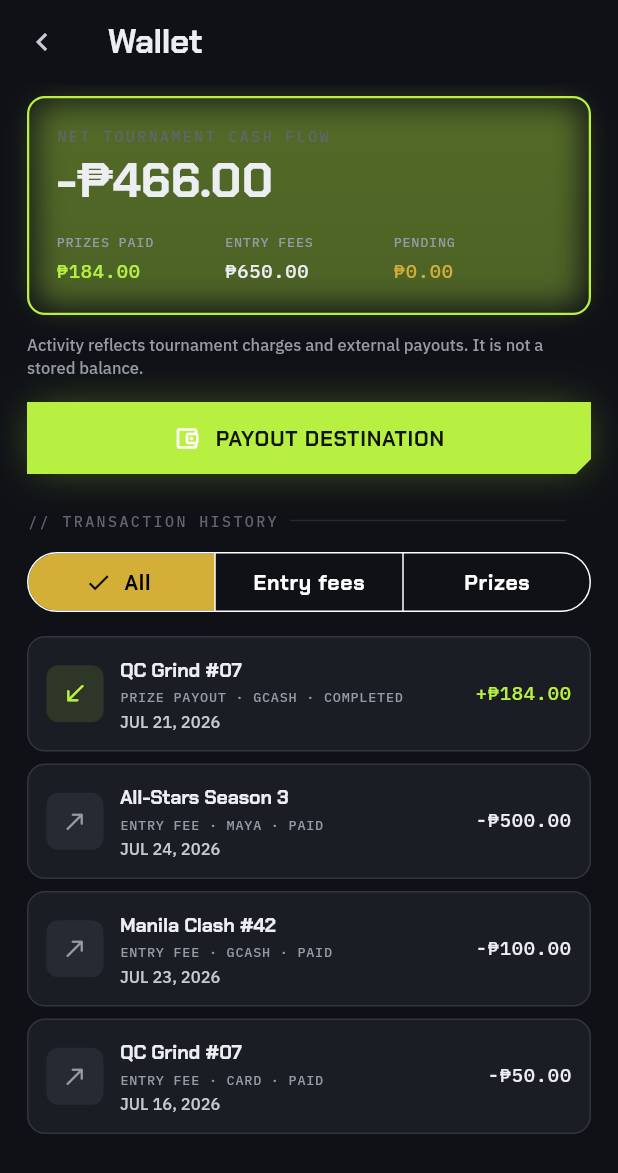
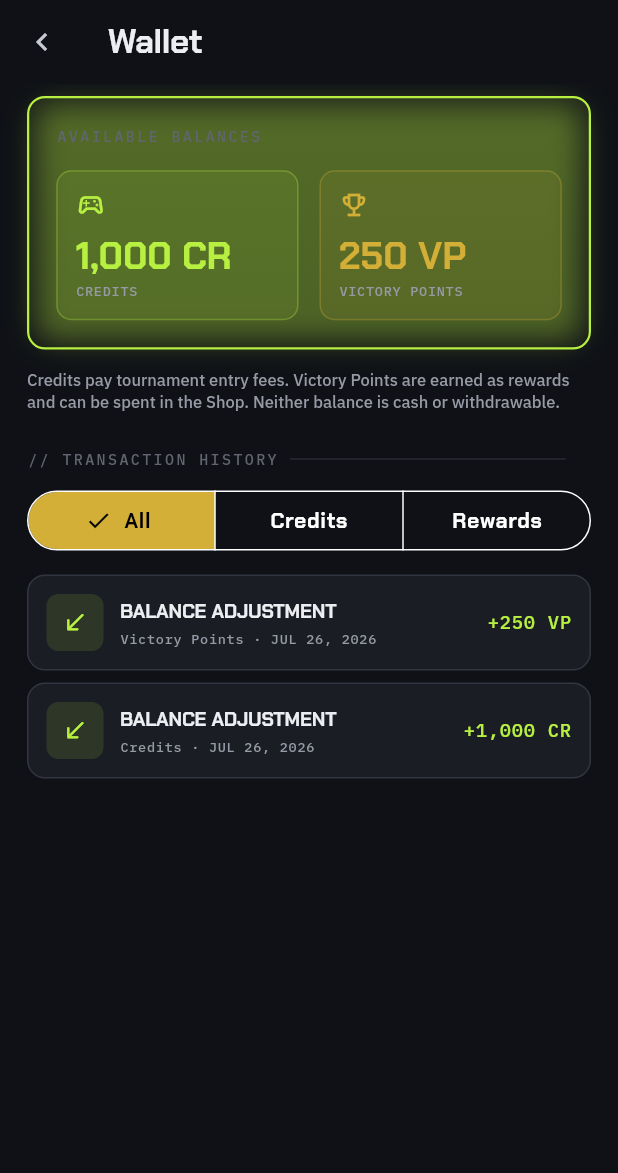
Before and after one commit to JSON-FX/labaan, a Flutter app: the WalletScreen screen opened by its route, on a phone screen of 412 x 824 dp. Shown: the top 1173 px of the screen. Run offline on Flutter 3.47's test engine with Material 3 defaults, Android fonts, the phone set to English and light mode, and no system bars; our stand-ins replace app_links, firebase_auth, firebase_core, firebase_messaging, flutter_riverpod, go_router and 5 more; accounts and stored records are empty; project files that could hold a hidden picture were left out.

Commit message:
feat(wallet): show Credits and Victory Points

```diff
--- a/lib/core/data/mock_repos.dart
+++ b/lib/core/data/mock_repos.dart
@@ -546,54 +546,47 @@ class MockSettingsRepo implements SettingsRepo {
 
 class MockWalletRepo implements WalletRepo {
   @override
-  Future<LbWallet> currentWallet({int limit = 50}) => _delay(
+  Future<LbWallet> currentWallet({int limit = 50, LbWalletCursor? before}) =>
+      _delay(
         LbWallet(
-      totalPrizeCentavos: 18400,
-      totalEntryFeeCentavos: 65000,
-      netCashFlowCentavos: -46600,
-      pendingPrizeCentavos: 0,
+          version: 2,
+          balances: const [
+            LbWalletBalance(
+              currency: LbWalletCurrency.entryCredit,
+              displayName: 'Credits',
+              symbol: 'CR',
+              balance: 1000,
+            ),
+            LbWalletBalance(
+              currency: LbWalletCurrency.rewardPoint,
+              displayName: 'Victory Points',
+              symbol: 'VP',
+              balance: 250,
+            ),
+          ],
           transactions: [
             LbWalletTransaction(
-          id: 'wallet_prize_1',
-          kind: LbWalletTransactionKind.prize,
-          tournamentId: 't_qc7',
-          tournamentTitle: 'QC Grind #07',
-          amountCentavos: 18400,
-          method: 'gcash',
-          status: 'completed',
-          occurredAt: LbFixtures.now.subtract(const Duration(days: 5)),
+              entryId: 'wallet_entry_reward_seed',
+              id: 'wallet_reward_seed',
+              kind: LbWalletTransactionKind.adminAdjustment,
+              currency: LbWalletCurrency.rewardPoint,
+              amount: 250,
+              occurredAt: LbFixtures.now.subtract(const Duration(minutes: 1)),
+              referenceType: 'profile',
+              referenceId: LbFixtures.me.id,
             ),
             LbWalletTransaction(
-          id: 'wallet_fee_2',
-          kind: LbWalletTransactionKind.entryFee,
-          tournamentId: 't_allstars',
-          tournamentTitle: 'All-Stars Season 3',
-          amountCentavos: -50000,
-          method: 'maya',
-          status: 'paid',
-          occurredAt: LbFixtures.now.subtract(const Duration(days: 2)),
-        ),
-        LbWalletTransaction(
-          id: 'wallet_fee_1',
-          kind: LbWalletTransactionKind.entryFee,
-          tournamentId: 't_manila',
-          tournamentTitle: 'Manila Clash #42',
-          amountCentavos: -10000,
-          method: 'gcash',
-          status: 'paid',
-          occurredAt: LbFixtures.now.subtract(const Duration(days: 3)),
-        ),
-        LbWalletTransaction(
-          id: 'wallet_fee_3',
-          kind: LbWalletTransactionKind.entryFee,
-          tournamentId: 't_qc7',
-          tournamentTitle: 'QC Grind #07',
-          amountCentavos: -5000,
-          method: 'card',
-          status: 'paid',
-          occurredAt: LbFixtures.now.subtract(const Duration(days: 10)),
+              entryId: 'wallet_entry_credit_seed',
+              id: 'wallet_credit_seed',
+              kind: LbWalletTransactionKind.adminAdjustment,
+              currency: LbWalletCurrency.entryCredit,
+              amount: 1000,
+              occurredAt: LbFixtures.now.subtract(const Duration(minutes: 2)),
+              referenceType: 'profile',
+              referenceId: LbFixtures.me.id,
             ),
           ].take(limit).toList(),
+          nextCursor: null,
         ),
       );
 }
--- a/lib/core/data/models.dart
+++ b/lib/core/data/models.dart
@@ -442,50 +442,95 @@ class LbAccountDeletionRequest {
       status == LbAccountDeletionStatus.underReview;
 }
 
-enum LbWalletTransactionKind { entryFee, prize, refund }
+enum LbWalletCurrency { entryCredit, rewardPoint }
+
+enum LbWalletTransactionKind {
+  topup,
+  entryFee,
+  entryRefund,
+  providerReversal,
+  rewardAllocation,
+  rewardGrant,
+  shopPurchase,
+  shopRefund,
+  adminAdjustment,
+}
+
+@immutable
+class LbWalletBalance {
+  const LbWalletBalance({
+    required this.currency,
+    required this.displayName,
+    required this.symbol,
+    required this.balance,
+  });
+
+  final LbWalletCurrency currency;
+  final String displayName;
+  final String symbol;
+  final int balance;
+}
+
+@immutable
+class LbWalletCursor {
+  const LbWalletCursor({required this.createdAt, required this.entryId});
+
+  final DateTime createdAt;
+  final String entryId;
+}
 
 @immutable
 class LbWalletTransaction {
   const LbWalletTransaction({
+    required this.entryId,
     required this.id,
     required this.kind,
-    required this.tournamentId,
-    required this.tournamentTitle,
-    required this.amountCentavos,
-    required this.method,
-    required this.status,
+    required this.currency,
+    required this.amount,
     required this.occurredAt,
+    this.referenceType,
+    this.referenceId,
   });
 
+  final String entryId;
   final String id;
   final LbWalletTransactionKind kind;
-  final String tournamentId;
-  final String tournamentTitle;
+  final LbWalletCurrency currency;
 
-  /// Signed cash movement. Entry fees are negative; prizes/refunds positive.
-  final int amountCentavos;
-  final String method;
-  final String status;
+  /// Signed wallet-unit movement from the player's perspective.
+  final int amount;
   final DateTime occurredAt;
+  final String? referenceType;
+  final String? referenceId;
 
-  bool get isIncoming => amountCentavos > 0;
+  bool get isIncoming => amount > 0;
 }
 
 @immutable
 class LbWallet {
   const LbWallet({
-    required this.totalPrizeCentavos,
-    required this.totalEntryFeeCentavos,
-    required this.netCashFlowCentavos,
-    required this.pendingPrizeCentavos,
+    required this.version,
+    required this.balances,
     required this.transactions,
+    this.nextCursor,
   });
 
-  final int totalPrizeCentavos;
-  final int totalEntryFeeCentavos;
-  final int netCashFlowCentavos;
-  final int pendingPrizeCentavos;
+  final int version;
+  final List<LbWalletBalance> balances;
   final List<LbWalletTransaction> transactions;
+  final LbWalletCursor? nextCursor;
+
+  LbWalletBalance balanceFor(LbWalletCurrency currency) => balances.firstWhere(
+    (balance) => balance.currency == currency,
+    orElse: () => LbWalletBalance(
+      currency: currency,
+      displayName: currency == LbWalletCurrency.entryCredit
+          ? 'Credits'
+          : 'Victory Points',
+      symbol: currency == LbWalletCurrency.entryCredit ? 'CR' : 'VP',
+      balance: 0,
+    ),
+  );
 }
 
 @immutable
--- a/lib/core/data/repos.dart
+++ b/lib/core/data/repos.dart
@@ -211,10 +211,9 @@ abstract class SettingsRepo {
   Future<LbAccountDeletionRequest> cancelAccountDeletion();
 }
 
-/// Player-owned financial activity. This is a transaction ledger, not a
-/// stored-value wallet balance.
+/// Player-owned, non-cashable wallet balances and append-only activity.
 abstract class WalletRepo {
-  Future<LbWallet> currentWallet({int limit = 50});
+  Future<LbWallet> currentWallet({int limit = 50, LbWalletCursor? before});
 }
 
 /// Team management — create, invite, roster, leave.
--- a/lib/features/system/wallet_screen.dart
+++ b/lib/features/system/wallet_screen.dart
@@ -4,14 +4,12 @@ import 'package:go_router/go_router.dart';
 
 import '../../core/data/models.dart';
 import '../../core/data/providers.dart';
-import '../../core/domain/tournament_tier.dart';
 import '../../core/theme/colors.dart';
 import '../../core/theme/typography.dart';
 import '../../core/widgets/lb_card.dart';
 import '../../core/widgets/section_label.dart';
-import '../../core/widgets/slant_button.dart';
 
-enum _WalletFilter { all, entryFees, prizes }
+enum _WalletFilter { all, credits, rewards }
 
 class WalletScreen extends ConsumerStatefulWidget {
   const WalletScreen({super.key});
@@ -96,28 +94,21 @@ class _WalletBody extends StatelessWidget {
     final visible = wallet.transactions.where((transaction) {
       return switch (filter) {
         _WalletFilter.all => true,
-        _WalletFilter.entryFees =>
-          transaction.kind == LbWalletTransactionKind.entryFee ||
-              transaction.kind == LbWalletTransactionKind.refund,
-        _WalletFilter.prizes =>
-          transaction.kind == LbWalletTransactionKind.prize,
+        _WalletFilter.credits =>
+          transaction.currency == LbWalletCurrency.entryCredit,
+        _WalletFilter.rewards =>
+          transaction.currency == LbWalletCurrency.rewardPoint,
       };
     }).toList();
 
     return ListView(
       padding: const EdgeInsets.fromLTRB(18, 8, 18, 32),
       children: [
-        _CashFlowCard(wallet: wallet),
+        _BalancesCard(wallet: wallet),
         const SizedBox(height: 12),
         Text(
-          'Activity reflects tournament charges and external payouts. It is not a stored balance.',
+          'Credits pay tournament entry fees. Victory Points are earned as rewards and can be spent in the Shop. Neither balance is cash or withdrawable.',
           style: LbType.bodyXs.copyWith(color: LbColors.textMuted),
-        ),
-        const SizedBox(height: 16),
-        SlantButton(
-          label: 'Payout destination',
-          leading: const Icon(Icons.account_balance_wallet_outlined, size: 18),
-          onPressed: () => context.push('/settings/payout'),
         ),
         const SizedBox(height: 24),
         const SectionLabel('Transaction history'),
@@ -125,11 +116,8 @@ class _WalletBody extends StatelessWidget {
         SegmentedButton<_WalletFilter>(
           segments: const [
             ButtonSegment(value: _WalletFilter.all, label: Text('All')),
-            ButtonSegment(
-              value: _WalletFilter.entryFees,
-              label: Text('Entry fees'),
-            ),
-            ButtonSegment(value: _WalletFilter.prizes, label: Text('Prizes')),
+            ButtonSegment(value: _WalletFilter.credits, label: Text('Credits')),
+            ButtonSegment(value: _WalletFilter.rewards, label: Text('Rewards')),
           ],
           selected: {filter},
           onSelectionChanged: (selection) => onFilter(selection.first),
@@ -154,49 +142,37 @@ class _WalletBody extends StatelessWidget {
   }
 }
 
-class _CashFlowCard extends StatelessWidget {
-  const _CashFlowCard({required this.wallet});
+class _BalancesCard extends StatelessWidget {
+  const _BalancesCard({required this.wallet});
+
   final LbWallet wallet;
 
   @override
   Widget build(BuildContext context) {
-    final net = wallet.netCashFlowCentavos;
+    final credits = wallet.balanceFor(LbWalletCurrency.entryCredit);
+    final rewards = wallet.balanceFor(LbWalletCurrency.rewardPoint);
     return LbCard(
       highlighted: true,
       padding: const EdgeInsets.all(18),
       child: Column(
         crossAxisAlignment: CrossAxisAlignment.start,
         children: [
-          Text('NET TOURNAMENT CASH FLOW', style: LbType.sectionLabel),
-          const SizedBox(height: 7),
-          Text(
-            _signedPeso(net),
-            key: const Key('wallet-net-cash-flow'),
-            style: LbType.rankNumeral(
-              32,
-              color: net >= 0 ? LbColors.lime : LbColors.textPrimary,
-            ),
-          ),
-          const SizedBox(height: 18),
+          Text('AVAILABLE BALANCES', style: LbType.sectionLabel),
+          const SizedBox(height: 16),
           Row(
             children: [
               Expanded(
-                child: _SummaryValue(
-                  label: 'PRIZES PAID',
-                  centavos: wallet.totalPrizeCentavos,
+                child: _BalanceValue(
+                  balance: credits,
+                  icon: Icons.sports_esports_outlined,
                   color: LbColors.lime,
                 ),
               ),
+              const SizedBox(width: 14),
               Expanded(
-                child: _SummaryValue(
-                  label: 'ENTRY FEES',
-                  centavos: wallet.totalEntryFeeCentavos,
-                ),
-              ),
-              Expanded(
-                child: _SummaryValue(
-                  label: 'PENDING',
-                  centavos: wallet.pendingPrizeCentavos,
+                child: _BalanceValue(
+                  balance: rewards,
+                  icon: Icons.emoji_events_outlined,
                   color: LbColors.gold,
                 ),
               ),
@@ -208,42 +184,67 @@ class _CashFlowCard extends StatelessWidget {
   }
 }
 
-class _SummaryValue extends StatelessWidget {
-  const _SummaryValue({
-    required this.label,
-    required this.centavos,
-    this.color,
+class _BalanceValue extends StatelessWidget {
+  const _BalanceValue({
+    required this.balance,
+    required this.icon,
+    required this.color,
   });
-  final String label;
-  final int centavos;
-  final Color? color;
+
+  final LbWalletBalance balance;
+  final IconData icon;
+  final Color color;
 
   @override
-  Widget build(BuildContext context) => Column(
-    crossAxisAlignment: CrossAxisAlignment.start,
-    children: [
-      Text(label, style: LbType.metaSm),
-      const SizedBox(height: 5),
-      Text(
-        _peso(centavos),
-        style: LbType.money.copyWith(color: color ?? LbColors.textPrimary),
-      ),
-    ],
+  Widget build(BuildContext context) => Container(
+    padding: const EdgeInsets.all(12),
+    decoration: BoxDecoration(
+      color: color.withValues(alpha: 0.08),
+      border: Border.all(color: color.withValues(alpha: 0.28)),
+      borderRadius: BorderRadius.circular(10),
+    ),
+    child: Column(
+      crossAxisAlignment: CrossAxisAlignment.start,
+      children: [
+        Icon(icon, color: color, size: 20),
+        const SizedBox(height: 12),
+        Text(
+          '${_wholeUnits(balance.balance)} ${balance.symbol}',
+          key: Key('wallet-balance-${balance.currency.name}'),
+          style: LbType.rankNumeral(25, color: color),
+        ),
+        const SizedBox(height: 4),
+        Text(balance.displayName.toUpperCase(), style: LbType.metaSm),
+      ],
+    ),
   );
 }
 
 class _TransactionRow extends StatelessWidget {
   const _TransactionRow({required this.transaction});
+
   final LbWalletTransaction transaction;
 
   @override
   Widget build(BuildContext context) {
     final incoming = transaction.isIncoming;
     final label = switch (transaction.kind) {
+      LbWalletTransactionKind.topup => 'TOP UP',
       LbWalletTransactionKind.entryFee => 'ENTRY FEE',
-      LbWalletTransactionKind.prize => 'PRIZE PAYOUT',
-      LbWalletTransactionKind.refund => 'REFUND',
+      LbWalletTransactionKind.entryRefund => 'ENTRY REFUND',
+      LbWalletTransactionKind.providerReversal => 'PAYMENT REVERSAL',
+      LbWalletTransactionKind.rewardAllocation => 'PRIZE POOL',
+      LbWalletTransactionKind.rewardGrant => 'REWARD',
+      LbWalletTransactionKind.shopPurchase => 'SHOP PURCHASE',
+      LbWalletTransactionKind.shopRefund => 'SHOP REFUND',
+      LbWalletTransactionKind.adminAdjustment => 'BALANCE ADJUSTMENT',
     };
+    final symbol = transaction.currency == LbWalletCurrency.entryCredit
+        ? 'CR'
+        : 'VP';
+    final currencyName = transaction.currency == LbWalletCurrency.entryCredit
+        ? 'Credits'
+        : 'Victory Points';
     return LbCard(
       child: Row(
         children: [
@@ -267,25 +268,18 @@ class _TransactionRow extends StatelessWidget {
             child: Column(
               crossAxisAlignment: CrossAxisAlignment.start,
               children: [
-                Text(
-                  transaction.tournamentTitle,
-                  style: LbType.cardTitleSm,
-                  maxLines: 1,
-                  overflow: TextOverflow.ellipsis,
-                ),
+                Text(label, style: LbType.cardTitleSm),
                 const SizedBox(height: 3),
                 Text(
-                  '$label · ${transaction.method.toUpperCase()} · ${transaction.status.toUpperCase()}',
+                  '$currencyName · ${_shortDate(transaction.occurredAt)}',
                   style: LbType.metaSm,
                 ),
-                const SizedBox(height: 2),
-                Text(_shortDate(transaction.occurredAt), style: LbType.bodyXs),
               ],
             ),
           ),
           const SizedBox(width: 8),
           Text(
-            _signedPeso(transaction.amountCentavos),
+            '${incoming ? '+' : '-'}${_wholeUnits(transaction.amount.abs())} $symbol',
             style: LbType.money.copyWith(
               color: incoming ? LbColors.lime : LbColors.textPrimary,
             ),
@@ -296,15 +290,14 @@ class _TransactionRow extends StatelessWidget {
   }
 }
 
-String _peso(int centavos) => formatPeso(centavos / 100, decimals: 2);
-
-String _signedPeso(int centavos) {
-  final sign = centavos > 0
-      ? '+'
-      : centavos < 0
-      ? '-'
-      : '';
-  return '$sign${_peso(centavos.abs())}';
+String _wholeUnits(int value) {
+  final digits = value.abs().toString();
+  final output = StringBuffer();
+  for (var index = 0; index < digits.length; index++) {
+    if (index > 0 && (digits.length - index) % 3 == 0) output.write(',');
+    output.write(digits[index]);
+  }
+  return '${value < 0 ? '-' : ''}$output';
 }
 
 String _shortDate(DateTime value) {
```
Also changed, not shown: lib/core/data/supabase_repos.dart (+58 -18 lines), 3 other files. Lines whose indentation alone changed are shown as unchanged.
